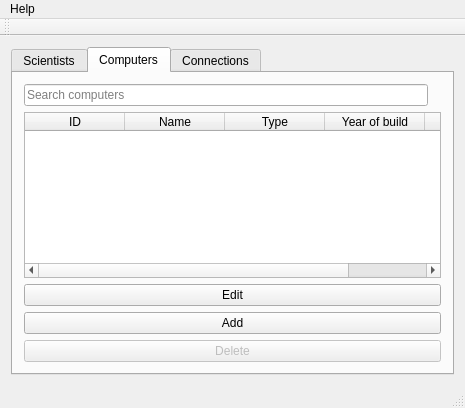
Old version of the form Gui-Vln-2016/mainwindow.ui in the repository ivark16/Vln-2016.
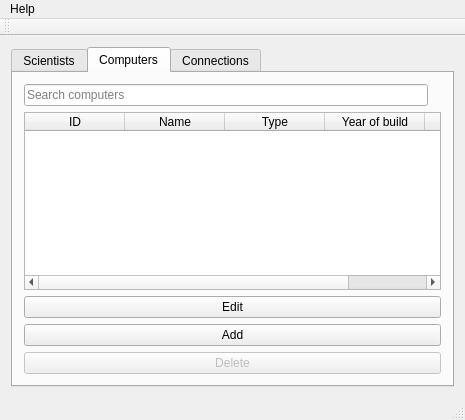
New version of the form.

What changed in the file:
```diff
--- a/Gui-Vln-2016/mainwindow.ui
+++ b/Gui-Vln-2016/mainwindow.ui
@@ -10,7 +10,7 @@
     <x>0</x>
     <y>0</y>
     <width>465</width>
-    <height>408</height>
+    <height>420</height>
    </rect>
   </property>
   <property name="baseSize">
```
Left out of the diff: 7 changed lines with no effect on the pictures.
